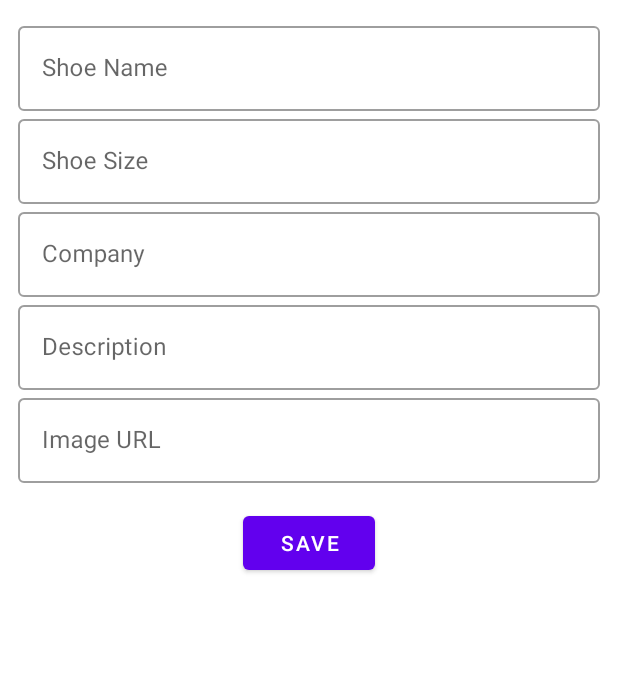
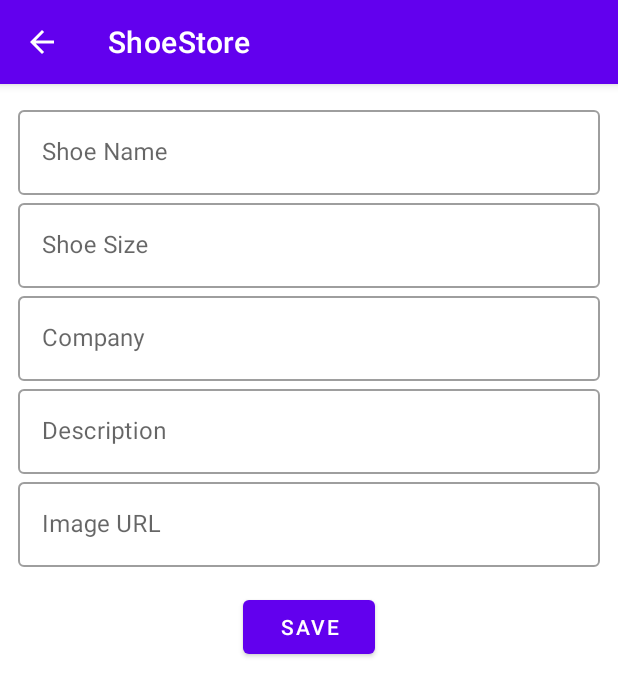
Before and after one commit to lucasnpc/shoe-store, an Android app: the ShoesListFragment screen opened through its navigation route, after a tap on "Add Shoe", on a phone screen of 412 x 824 dp. Shown: the top 696 px of the screen. Run offline under Robolectric (Android 15) with nearby library versions, the phone set to English and light mode, and no system bars; our stand-ins replace Dagger/Hilt's generated code, data binding, navigation-ui.

Commit message:
finishing project

```diff
--- a/app/src/main/AndroidManifest.xml
+++ b/app/src/main/AndroidManifest.xml
@@ -1,6 +1,5 @@
 <?xml version="1.0" encoding="utf-8"?>
 <manifest xmlns:android="http://schemas.android.com/apk/res/android"
-    xmlns:tools="http://schemas.android.com/tools"
     package="com.udacity.shoestore">
 
     <uses-permission android:name="android.permission.INTERNET" />
@@ -12,8 +11,7 @@
         android:label="@string/app_name"
         android:roundIcon="@mipmap/ic_launcher_round"
         android:supportsRtl="true"
-        android:theme="@style/AppTheme.NoActionBar"
-        tools:ignore="GoogleAppIndexingWarning">
+        android:theme="@style/AppTheme">
         <activity
             android:name=".ui.MainActivity"
             android:exported="true">
--- a/app/src/main/java/com/udacity/shoestore/ui/login/LoginFragment.kt
+++ b/app/src/main/java/com/udacity/shoestore/ui/login/LoginFragment.kt
@@ -8,21 +8,24 @@ import androidx.fragment.app.Fragment
 import androidx.navigation.fragment.findNavController
 import com.udacity.shoestore.R
 import com.udacity.shoestore.databinding.LoginLayoutBinding
+import com.udacity.shoestore.util.setDisplayHomeAsUpEnabled
 
 class LoginFragment : Fragment() {
-    private lateinit var binding: LoginLayoutBinding
+    private val binding: LoginLayoutBinding by lazy {
+        LoginLayoutBinding.inflate(layoutInflater)
+    }
 
     override fun onCreateView(
         inflater: LayoutInflater,
         container: ViewGroup?,
         savedInstanceState: Bundle?
     ): View {
-        binding = LoginLayoutBinding.inflate(inflater, container, false)
         return binding.root
     }
 
     override fun onViewCreated(view: View, savedInstanceState: Bundle?) {
         super.onViewCreated(view, savedInstanceState)
+        setDisplayHomeAsUpEnabled(false)
         binding.loginButton.setOnClickListener {
             findNavController().navigate(R.id.action_loginFragment_to_welcomeFragment)
         }
--- a/app/src/main/java/com/udacity/shoestore/ui/shoeDetail/ShoeDetailFragment.kt
+++ b/app/src/main/java/com/udacity/shoestore/ui/shoeDetail/ShoeDetailFragment.kt
@@ -9,6 +9,7 @@ import androidx.fragment.app.viewModels
 import androidx.navigation.fragment.findNavController
 import com.udacity.shoestore.databinding.ShoeDetailLayoutBinding
 import com.udacity.shoestore.domain.models.Shoe
+import com.udacity.shoestore.util.setDisplayHomeAsUpEnabled
 import com.udacity.shoestore.util.validateEmptyField
 import dagger.hilt.android.AndroidEntryPoint
 
@@ -30,6 +31,7 @@ class ShoeDetailFragment : Fragment() {
 
     override fun onViewCreated(view: View, savedInstanceState: Bundle?) {
         super.onViewCreated(view, savedInstanceState)
+        setDisplayHomeAsUpEnabled(true)
         binding.buttonSave.setOnClickListener {
             saveShoe()
         }
--- a/app/src/main/java/com/udacity/shoestore/ui/shoesList/ShoesListFragment.kt
+++ b/app/src/main/java/com/udacity/shoestore/ui/shoesList/ShoesListFragment.kt
@@ -1,13 +1,12 @@
 package com.udacity.shoestore.ui.shoesList
 
 import android.os.Bundle
-import android.view.LayoutInflater
-import android.view.View
-import android.view.ViewGroup
+import android.view.*
 import android.view.ViewGroup.LayoutParams.MATCH_PARENT
 import android.view.ViewGroup.LayoutParams.WRAP_CONTENT
 import android.widget.ImageView
 import android.widget.TextView
+import androidx.core.view.MenuProvider
 import androidx.fragment.app.Fragment
 import androidx.fragment.app.viewModels
 import androidx.lifecycle.lifecycleScope
@@ -16,6 +15,7 @@ import coil.load
 import coil.transform.CircleCropTransformation
 import com.udacity.shoestore.R
 import com.udacity.shoestore.databinding.ShoeListLayoutBinding
+import com.udacity.shoestore.util.setDisplayHomeAsUpEnabled
 import dagger.hilt.android.AndroidEntryPoint
 import kotlinx.coroutines.flow.collectLatest
 import kotlinx.coroutines.launch
@@ -39,22 +39,15 @@ class ShoesListFragment : Fragment() {
 
     override fun onViewCreated(view: View, savedInstanceState: Bundle?) {
         super.onViewCreated(view, savedInstanceState)
-        setupRecyclerView()
+        setDisplayHomeAsUpEnabled(false)
+        setupData()
         binding.fabAddShoe.setOnClickListener {
             findNavController().navigate(R.id.action_shoesListFragment_to_shoeDetailFragment)
         }
-        binding.topAppBar.setOnMenuItemClickListener {
-            when (it.itemId) {
-                R.id.logout -> {
-                    findNavController().navigate(R.id.action_shoesListFragment_to_loginFragment)
-                    true
-                }
-                else -> false
-            }
-        }
+        requireActivity().addMenuProvider(menu, viewLifecycleOwner)
     }
 
-    private fun setupRecyclerView() {
+    private fun setupData() {
         lifecycleScope.launch {
             viewModel.shoes.collectLatest { shoes ->
                 shoes.forEach { shoe ->
@@ -97,4 +90,18 @@ class ShoesListFragment : Fragment() {
             }
         }
     }
+
+    private val menu = object : MenuProvider {
+        override fun onCreateMenu(menu: Menu, menuInflater: MenuInflater) {
+            menuInflater.inflate(R.menu.shoes_list_menu, menu)
+        }
+
+        override fun onMenuItemSelected(menuItem: MenuItem): Boolean {
+            when (menuItem.itemId) {
+                R.id.logout -> findNavController().navigate(ShoesListFragmentDirections.actionShoesListFragmentToLoginFragment())
+                else -> return false
+            }
+            return true
+        }
+    }
 }
--- /dev/null
+++ b/app/src/main/java/com/udacity/shoestore/util/FragmentExtension.kt
@@ -0,0 +1,12 @@
+package com.udacity.shoestore.util
+
+import androidx.appcompat.app.AppCompatActivity
+import androidx.fragment.app.Fragment
+
+fun Fragment.setDisplayHomeAsUpEnabled(bool: Boolean) {
+    if (activity is AppCompatActivity) {
+        (activity as AppCompatActivity).supportActionBar?.setDisplayHomeAsUpEnabled(
+            bool
+        )
+    }
+}
--- a/app/src/main/res/layout/activity_main.xml
+++ b/app/src/main/res/layout/activity_main.xml
@@ -1,22 +1,48 @@
 <?xml version="1.0" encoding="utf-8"?>
-<androidx.constraintlayout.widget.ConstraintLayout xmlns:android="http://schemas.android.com/apk/res/android"
-    xmlns:app="http://schemas.android.com/apk/res-auto"
-    xmlns:tools="http://schemas.android.com/tools"
-    android:layout_width="match_parent"
-    android:layout_height="match_parent"
-    tools:context=".ui.MainActivity">
+<layout xmlns:android="http://schemas.android.com/apk/res/android"
+    xmlns:app="http://schemas.android.com/apk/res-auto">
 
-    <androidx.fragment.app.FragmentContainerView
-        android:id="@+id/nav_host"
-        android:name="androidx.navigation.fragment.NavHostFragment"
+    <data>
+
+    </data>
+
+    <androidx.constraintlayout.widget.ConstraintLayout
         android:layout_width="match_parent"
-        android:layout_height="0dp"
-        app:defaultNavHost="true"
-        app:layout_constraintBottom_toBottomOf="parent"
-        app:layout_constraintLeft_toLeftOf="parent"
-        app:layout_constraintRight_toRightOf="parent"
-        app:layout_constraintTop_toTopOf="parent"
-        app:navGraph="@navigation/navigation" />
+        android:layout_height="match_parent">
 
+        <!--        <com.google.android.material.appbar.AppBarLayout-->
+        <!--            android:id="@+id/topAppBarLayout"-->
+        <!--            android:layout_width="match_parent"-->
+        <!--            android:layout_height="wrap_content"-->
+        <!--            app:layout_constraintLeft_toLeftOf="parent"-->
+        <!--            app:layout_constraintRight_toRightOf="parent"-->
+        <!--            app:layout_constraintTop_toTopOf="parent">-->
 
-</androidx.constraintlayout.widget.ConstraintLayout>
+        <!--            <com.google.android.material.appbar.CollapsingToolbarLayout-->
+        <!--                android:id="@+id/collapsing_toolbar_layout"-->
+        <!--                android:layout_width="match_parent"-->
+        <!--                android:layout_height="match_parent"-->
+        <!--                app:contentScrim="?attr/colorPrimary"-->
+        <!--                app:expandedTitleGravity="top"-->
+        <!--                app:layout_scrollFlags="scroll|exitUntilCollapsed|snap">-->
+
+        <!--                <androidx.appcompat.widget.Toolbar-->
+        <!--                    android:id="@+id/topAppBar"-->
+        <!--                    style="@style/Widget.MaterialComponents.Toolbar.Primary"-->
+        <!--                    android:layout_width="match_parent"-->
+        <!--                    android:layout_height="?attr/actionBarSize" />-->
+        <!--            </com.google.android.material.appbar.CollapsingToolbarLayout>-->
+
+        <!--        </com.google.android.material.appbar.AppBarLayout>-->
+
+        <androidx.fragment.app.FragmentContainerView
+            android:id="@+id/nav_host"
+            android:name="androidx.navigation.fragment.NavHostFragment"
+            android:layout_width="match_parent"
+            android:layout_height="match_parent"
+            android:visibility="visible"
+            app:defaultNavHost="true"
+            app:navGraph="@navigation/nav_graph" />
+
+    </androidx.constraintlayout.widget.ConstraintLayout>
+</layout>
--- a/app/src/main/res/navigation/navigation.xml
+++ b/app/src/main/res/navigation/nav_graph.xml
@@ -1,7 +1,7 @@
 <?xml version="1.0" encoding="utf-8"?>
 <navigation xmlns:android="http://schemas.android.com/apk/res/android"
     xmlns:app="http://schemas.android.com/apk/res-auto"
-    android:id="@+id/navigation"
+    android:id="@+id/nav_graph"
     app:startDestination="@id/loginFragment">
 
     <fragment
--- a/app/src/main/res/values/styles.xml
+++ b/app/src/main/res/values/styles.xml
@@ -1,39 +1,11 @@
 <resources>
 
     <!-- Base application theme. -->
-    <style name="AppTheme" parent="Theme.MaterialComponents.DayNight.DarkActionBar">
+    <style name="AppTheme" parent="Theme.MaterialComponents.Light.DarkActionBar">
         <!-- Primary brand color. -->
         <item name="colorPrimary">@color/purple_500</item>
-        <item name="colorPrimaryVariant">@color/purple_700</item>
-        <item name="colorOnPrimary">@color/white</item>
-        <!-- Secondary brand color. -->
-        <item name="colorSecondary">@color/teal_200</item>
-        <item name="colorSecondaryVariant">@color/teal_700</item>
-        <item name="colorOnSecondary">@color/black</item>
-        <!-- Status bar color. -->
-        <item name="android:statusBarColor">?attr/colorPrimaryVariant</item>
-        <!-- Customize your theme here. -->
-        <item name="textAppearanceHeadline1">@style/TextAppearance.MaterialComponents.Headline1
-        </item>
-        <item name="textAppearanceHeadline2">@style/TextAppearance.MaterialComponents.Headline2
-        </item>
-        <item name="textAppearanceHeadline3">@style/TextAppearance.MaterialComponents.Headline3
-        </item>
-        <item name="textAppearanceHeadline4">@style/TextAppearance.MaterialComponents.Headline4
-        </item>
-        <item name="textAppearanceHeadline5">@style/TextAppearance.MaterialComponents.Headline5
-        </item>
-        <item name="textAppearanceHeadline6">@style/TextAppearance.MaterialComponents.Headline6
-        </item>
-        <item name="textAppearanceSubtitle1">@style/TextAppearance.MaterialComponents.Subtitle1
-        </item>
-        <item name="textAppearanceSubtitle2">@style/TextAppearance.MaterialComponents.Subtitle2
-        </item>
-        <item name="textAppearanceBody1">@style/TextAppearance.MaterialComponents.Body1</item>
-        <item name="textAppearanceBody2">@style/TextAppearance.MaterialComponents.Body2</item>
-        <item name="textAppearanceCaption">@style/TextAppearance.MaterialComponents.Caption</item>
-        <item name="textAppearanceButton">@style/TextAppearance.MaterialComponents.Button</item>
-        <item name="textAppearanceOverline">@style/TextAppearance.MaterialComponents.Overline</item>
+        <item name="colorPrimaryDark">@color/purple_700</item>
+        <item name="colorAccent">@color/white</item>
 
     </style>
 
--- a/build.gradle
+++ b/build.gradle
@@ -2,7 +2,7 @@
 
 buildscript {
     ext.kotlin_version = '1.6.21'
-    ext.nav_version = '2.4.2'
+    ext.nav_version = '2.5.1'
     repositories {
         google()
         mavenCentral()
```
Also changed, not shown: app/src/main/java/com/udacity/shoestore/ui/MainActivity.kt (+39 -1 lines), app/src/main/res/layout/shoe_list_layout.xml (+1 -18 lines).
